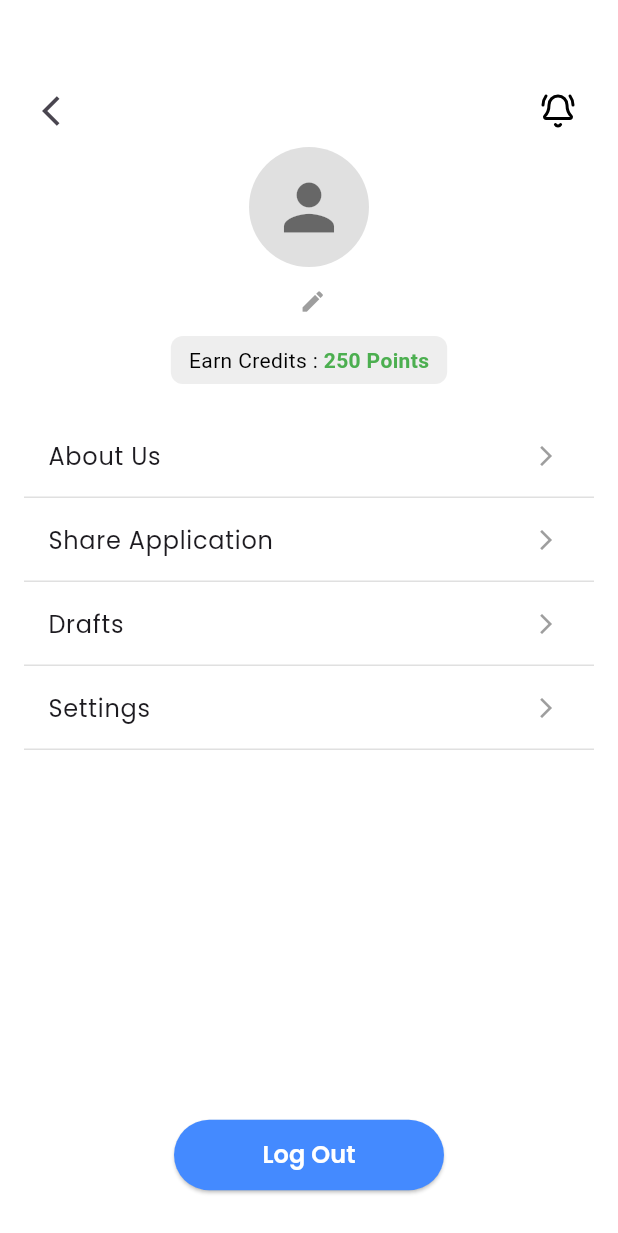
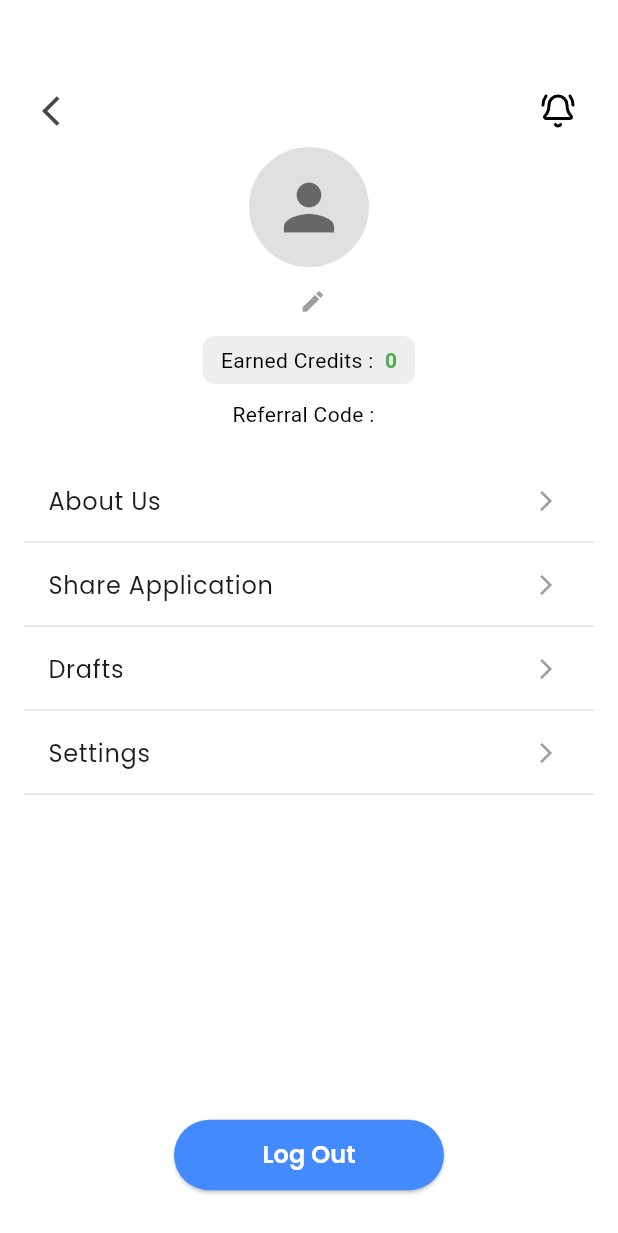
Before and after one commit to Mind-Turf-India/mtquotes, a Flutter app: the HomeScreen screen opened directly, after a tap on an icon or button, on a phone screen of 412 x 824 dp. Shown: the top 1233 px of the screen. Run offline on Flutter 3.47's test engine with Material 3 defaults, Android fonts, the phone set to English and light mode, and no system bars; our stand-ins replace cloud_firestore, curved_labeled_navigation_bar, firebase_auth, firebase_core, google_fonts, google_sign_in and 5 more; missing offline and left inert: iconify_flutter, image_editor_plus; accounts and stored records are empty.

Commit message:
referrals and reward sys

```diff
--- a/lib/screens/User_Home/home_screen.dart
+++ b/lib/screens/User_Home/home_screen.dart
@@ -1,6 +1,5 @@
 //home screen.dart
 import 'dart:io';
-
 import 'package:flutter/material.dart';
 import 'package:google_fonts/google_fonts.dart';
 import 'package:iconify_flutter/iconify_flutter.dart';
@@ -9,6 +8,9 @@ import 'package:lucide_icons/lucide_icons.dart';
 import 'package:mtquotes/screens/User_Home/components/notifications.dart';
 import 'package:firebase_auth/firebase_auth.dart';
 import 'package:mtquotes/screens/User_Home/profile_screen.dart';
+import 'package:cloud_firestore/cloud_firestore.dart';
+import 'package:shared_preferences/shared_preferences.dart';
+
 
 class HomeScreen extends StatefulWidget {
   @override
@@ -24,6 +26,7 @@ class _HomeScreenState extends State<HomeScreen> {
     super.initState();
     _fetchUserDisplayName();
     _updateGreeting();
+    _checkRewards();
   }
 
   void _fetchUserDisplayName() {
@@ -59,9 +62,72 @@ class _HomeScreenState extends State<HomeScreen> {
       shape: RoundedRectangleBorder(
         borderRadius: BorderRadius.vertical(top: Radius.circular(16)),
       ),
-      builder: (context) => NotificationsSheet(), // Show the bottom sheet
+      builder: (context) => NotificationsSheet(),
     );
   }
+
+
+  void _checkRewards() async {
+  User? user = FirebaseAuth.instance.currentUser;
+  if (user == null) return;
+
+  DocumentReference userRef =
+      FirebaseFirestore.instance.collection('users').doc(user.uid);
+
+  DocumentSnapshot userDoc = await userRef.get();
+
+  if (userDoc.exists && userDoc.data() != null) {
+    Map<String, dynamic> userData = userDoc.data() as Map<String, dynamic>;
+
+    // Check if previousReward exists, if not, set it to 0 in Firestore
+    int previousReward = userData.containsKey('previousReward') ? (userData['previousReward'] as int) : 0;
+    int currentReward = (userData['rewardPoints'] ?? 0) as int;
+
+    if (!userData.containsKey('previousReward')) {
+      // Create previousReward field in Firestore if missing
+      await userRef.set({'previousReward': 0}, SetOptions(merge: true));
+    }
+
+    if (currentReward > previousReward) {
+      int earnedCredits = currentReward - previousReward;
+
+      // Show pop-up if reward increased
+      _showRewardPopup(earnedCredits);
+
+      // Update Firestore with new previousReward
+      await userRef.set({'previousReward': currentReward}, SetOptions(merge: true));
+    }
+  }
+}
+
+
+
+void _showRewardPopup(int earnedCredits) {
+  showDialog(
+    context: context,
+    builder: (context) {
+      return AlertDialog(
+        shape: RoundedRectangleBorder(
+          borderRadius: BorderRadius.circular(15),
+        ),
+        title: Text("🎉 Congratulations!", textAlign: TextAlign.center),
+        content: Text(
+          "Hello, $userName! You have earned $earnedCredits new credits!",
+          textAlign: TextAlign.center,
+          style: GoogleFonts.poppins(fontSize: 16),
+        ),
+        actions: [
+          TextButton(
+            onPressed: () => Navigator.of(context).pop(),
+            child: Text("OK", style: TextStyle(color: Colors.blue)),
+          ),
+        ],
+      );
+    },
+  );
+}
+
+
 
 
   @override
--- a/lib/screens/User_Home/profile_screen.dart
+++ b/lib/screens/User_Home/profile_screen.dart
@@ -1,7 +1,9 @@
+import 'package:cloud_firestore/cloud_firestore.dart';
 import 'package:firebase_auth/firebase_auth.dart';
 import 'package:flutter/material.dart';
 import 'package:lucide_icons/lucide_icons.dart';
 import 'package:mtquotes/screens/User_Home/components/notifications.dart';
+import 'package:share_plus/share_plus.dart';
 
 class ProfileScreen extends StatefulWidget {
   const ProfileScreen({super.key});
@@ -11,19 +13,54 @@ class ProfileScreen extends StatefulWidget {
 }
 
 class _ProfileScreenState extends State<ProfileScreen> {
-  User? _user;
+  String _rewardPoints = "0";
+  String _referralCode = "Loading...";
+  final User? _currentUser = FirebaseAuth.instance.currentUser;
+  final String _appPlayStoreLink = "https://play.google.com/store/apps/details?id=com.example.app";
+
 
   @override
   void initState() {
     super.initState();
-    _getUser();
+    _fetchUserData();
+    // _getUser();
   }
 
-  void _getUser() {
-    setState(() {
-      _user = FirebaseAuth.instance.currentUser;
-    });
+  // void _getUser() {
+  //   setState(() {
+  //     User = FirebaseAuth.instance.currentUser;
+  //   });
+  // }
+
+    Future<void> _fetchUserData() async {
+    if (_currentUser != null) {
+      DocumentSnapshot userDoc = await FirebaseFirestore.instance
+          .collection('users')
+          .doc(_currentUser!.uid)
+          .get();
+
+      if (userDoc.exists) {
+        setState(() {
+          _rewardPoints = (userDoc['rewardPoints'] ?? 0).toString();
+          _referralCode = userDoc['referralCode'] ?? "Not Assigned";
+        });
+      }
+    }
   }
+
+   void _shareReferralCode(BuildContext context) {
+  if (_referralCode != "Not Assigned") {
+    final String message = "Join this amazing app using my referral code: $_referralCode.\n"
+        "Get rewards when you sign up!\nDownload now: $_appPlayStoreLink";
+
+    Share.share(message);
+  } else {
+    ScaffoldMessenger.of(context).showSnackBar(
+      const SnackBar(content: Text("Referral code not available.")),
+    );
+  }
+}
+
 
   Future<void> _logout() async {
     await FirebaseAuth.instance.signOut();
@@ -36,7 +73,7 @@ class _ProfileScreenState extends State<ProfileScreen> {
   Widget build(BuildContext context) {
     return Scaffold(
       backgroundColor: Colors.white,
-      body: _user == null
+      body: _currentUser == null
           ? Center(child: CircularProgressIndicator())
           : Column(
               children: [
@@ -81,7 +118,7 @@ class _ProfileScreenState extends State<ProfileScreen> {
                   mainAxisAlignment: MainAxisAlignment.center,
                   children: [
                     Text(
-                      _user!.displayName ?? "User",
+                      _currentUser!.displayName ?? "User",
                       style: const TextStyle(
                           fontSize: 18, fontWeight: FontWeight.w600),
                     ),
@@ -97,19 +134,37 @@ class _ProfileScreenState extends State<ProfileScreen> {
                     color: Colors.grey.shade200,
                     borderRadius: BorderRadius.circular(8),
                   ),
-                  child: const Text.rich(
+                  child:  Text.rich(
                     TextSpan(
-                      text: "Earn Credits : ",
+                      text: "Earned Credits : ",
                       style: TextStyle(fontSize: 14, color: Colors.black),
                       children: [
                         TextSpan(
-                          text: "250 Points",
+                          text: " $_rewardPoints",
                           style: TextStyle(
                               fontWeight: FontWeight.bold, color: Colors.green),
                         ),
                       ],
                     ),
                   ),
+
+                ),
+                SizedBox(height: 10,),
+                GestureDetector(
+                  onTap: () => _shareReferralCode(context),
+                  child: Text.rich(
+                      TextSpan(
+                        text: "Referral Code : ",
+                        style: TextStyle(fontSize: 14, color: Colors.black),
+                        children: [
+                          TextSpan(
+                            text: " $_referralCode",
+                            style: TextStyle(
+                                fontWeight: FontWeight.bold, color: Colors.green),
+                          ),
+                        ],
+                      ),
+                    ),
                 ),
                 const SizedBox(height: 20),
                 Expanded(
```
Also changed, not shown: lib/main.dart (+4 -6 lines), lib/screens/Signup_Screen/signup_screen.dart (+116 -103 lines), pubspec.lock, 1 other file.
